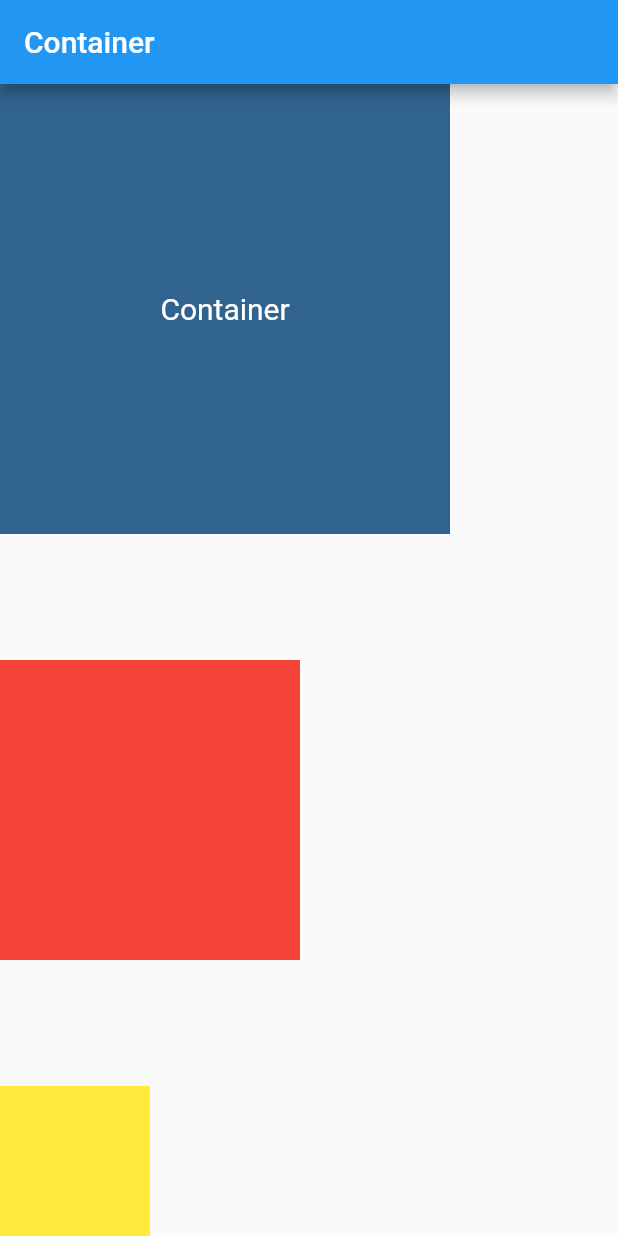
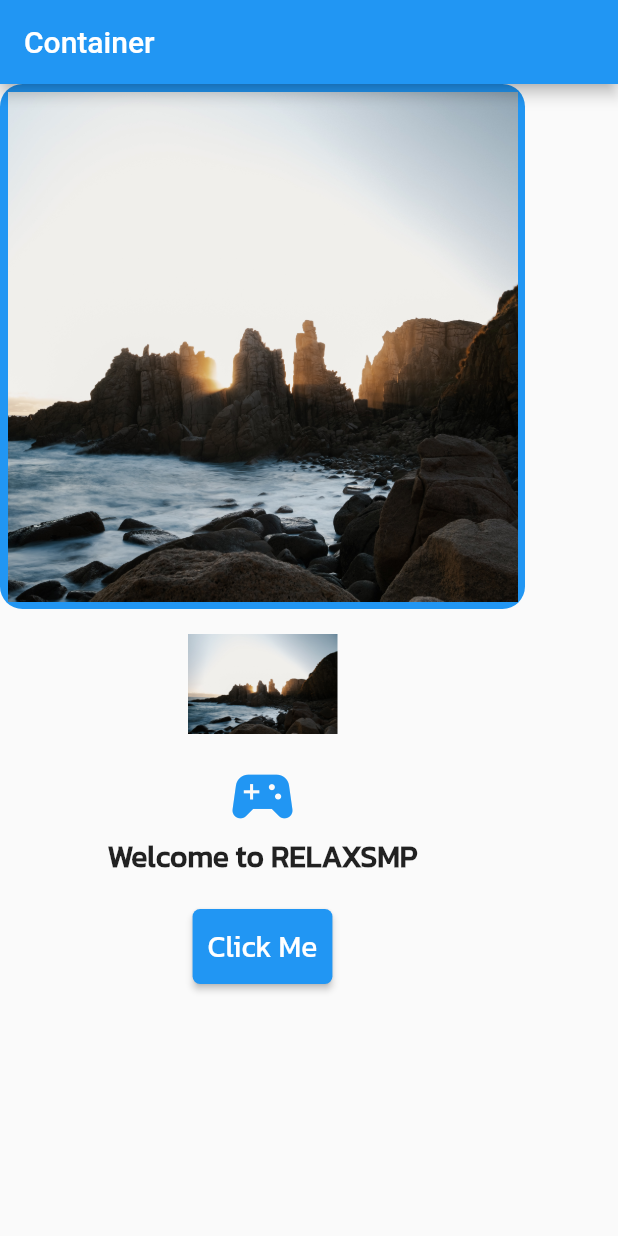
Before and after one commit to PhyschicWinter9/myfirstapp, a Flutter app: the screen it shows after launch, on a phone screen of 412 x 824 dp. Run offline on Flutter 3.47's test engine with Material 2 defaults, Android fonts, the light colour scheme and no system bars; our stand-ins replace google_fonts.

Commit message:
Learn Create Button & Image

```diff
--- a/lib/layoutwidget.dart
+++ b/lib/layoutwidget.dart
@@ -1,4 +1,5 @@
 import 'package:flutter/material.dart';
+import 'package:google_fonts/google_fonts.dart';
 
 class layoutWidget extends StatelessWidget {
   const layoutWidget({Key? key}) : super(key: key);
@@ -10,33 +11,56 @@ class layoutWidget extends StatelessWidget {
         title: Text('Container'),
       ),
       body: Column(
-        mainAxisAlignment: MainAxisAlignment.spaceBetween,
-        crossAxisAlignment: CrossAxisAlignment.start,
+        mainAxisAlignment: MainAxisAlignment.start,
+        crossAxisAlignment: CrossAxisAlignment.center,
         children: [
           Container(
-            width: 300,
-            height: 300,
-            color: Color.fromARGB(255, 48, 99, 142),
-            child: const Center(
-              child: Text(
-                'Container',
-                style: TextStyle(
-                  fontSize: 20,
-                  color: Colors.white,
-                ),
-              ),
+            width: 350,
+            height: 350,
+            padding: EdgeInsets.all(5),
+            decoration: BoxDecoration(
+              borderRadius: BorderRadius.circular(15),
+              color: Colors.blue,
+            ),
+            child: Image.asset(
+              'images/patrick.jpg',
+              width: 250,
+              height: 250,
+              fit: BoxFit.cover,
             ),
           ),
-          Container(
-            width: 200,
-            height: 200,
-            color: Colors.red,
+          ClipRRect(
+            //ClipRRect คือคลาสที่จะทำการตัดรูปร่างของรูปที่มีขนาดเส้นรอบกว้างหรือความสูงมากกว่าที่กำหนด
+            borderRadius: BorderRadius.circular(15),
+            child: Image.asset(
+              'images/patrick.jpg',
+              width: 100,
+              height: 100,
+            ),
           ),
-          Container(
-            width: 100,
-            height: 100,
-            color: Colors.yellow,
+          Icon(
+            Icons.sports_esports,
+            size: 50,
+            color: Colors.blue,
           ),
+          Text(
+            'Welcome to RELAXSMP',
+            style: TextStyle(
+                fontSize: 20, fontWeight: FontWeight.bold, fontFamily: 'Kanit'),
+          ),
+          SizedBox(
+            height: 20,
+          ),
+          ElevatedButton(
+            onPressed: () {},
+            child: Text('Click Me'),
+            style: ElevatedButton.styleFrom(
+                shape: RoundedRectangleBorder(
+                    borderRadius: BorderRadius.circular(5)),
+                padding: EdgeInsets.all(
+                    10), //EdgeInsets.all(10) คือการกำหนดขอบของปุ่ม,EdgeInset.symmetric คือ กำหนดขอบบนล่างของปุ่ม
+                textStyle: TextStyle(fontFamily: 'Kanit', fontSize: 20)),
+          )
         ],
       ),
     );
--- a/pubspec.yaml
+++ b/pubspec.yaml
@@ -61,7 +61,8 @@ flutter:
 
   # To add assets to your application, add an assets section, like this:
   assets:
-    - images/relaxsmplogo.png
+    - images/relaxsmplogo1.png
+    - images/patrick.jpg
   #   - images/a_dot_ham.jpeg
 
   # An image asset can refer to one or more resolution-specific "variants", see
```
Also changed, not shown: images/patrick.jpg (added), images/relaxsmplogo.png (deleted), images/relaxsmplogo1.png (added).
